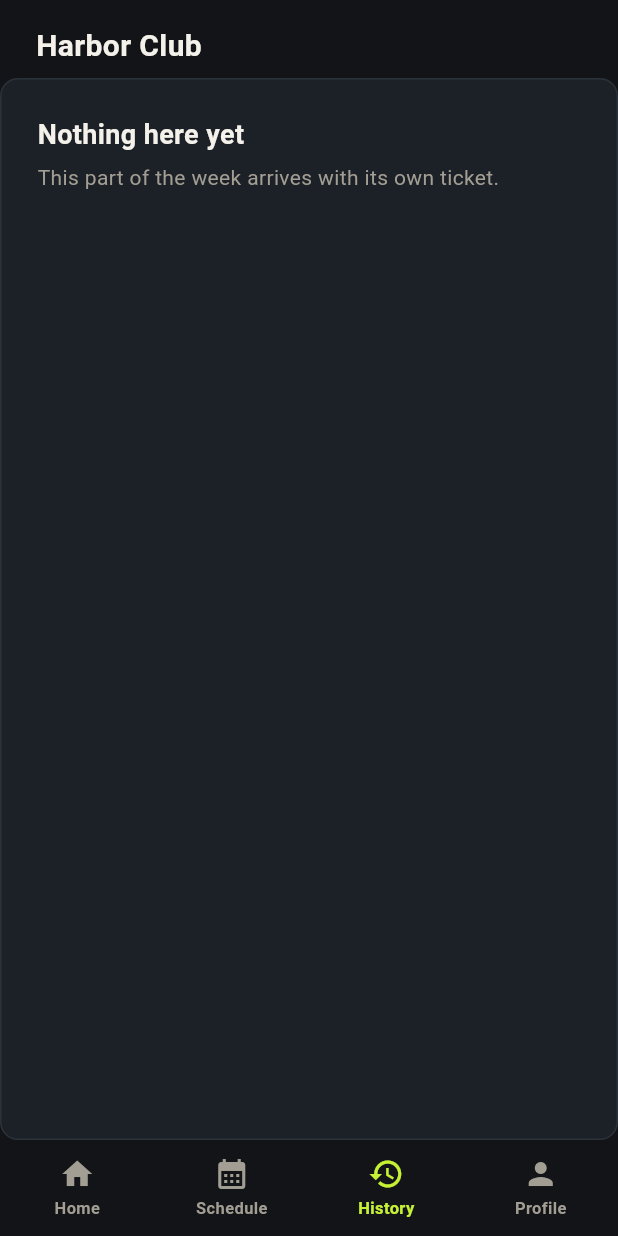
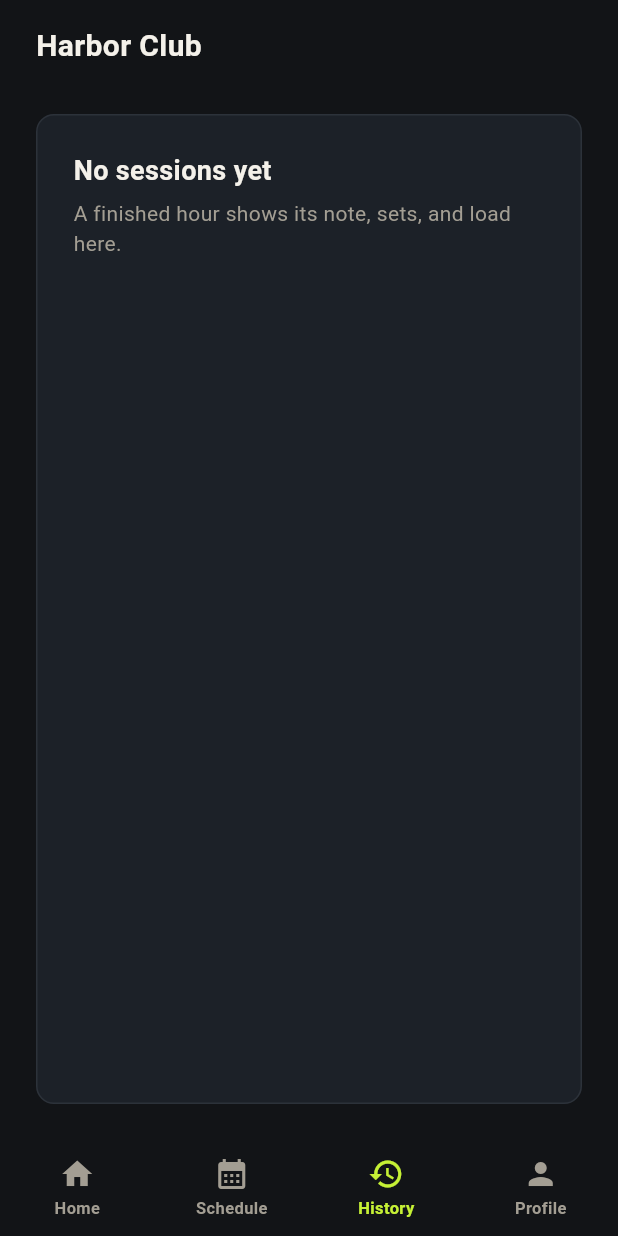
Before and after one commit to vickydk/weekset, a Flutter app: the RoleShell screen opened directly, item 3 of the bottom bar chosen, on a phone screen of 412 x 824 dp. Run offline on Flutter 3.47's test engine with Material 3 defaults, Android fonts, the phone set to English and light mode, and no system bars; our stand-ins replace flutter_secure_storage; missing offline and left inert: widgetbook; accounts and stored records are empty.

Commit message:
Let a client read their own session log, with no way to edit it.
Co-authored-by: Cursor <cursoragent@cursor.com>

```diff
--- /dev/null
+++ b/lib/features/schedule/session_log.dart
@@ -0,0 +1,29 @@
+/// A finished session the client can read and cannot edit.
+class SessionLogView {
+  const SessionLogView({
+    required this.note,
+    required this.updatedAt,
+    required this.lines,
+  });
+
+  final String note;
+  final String updatedAt;
+  final List<String> lines;
+
+  factory SessionLogView.fromJson(Map<String, dynamic> json) {
+    final lines = <String>[];
+    for (final raw in json['exercises'] as List<dynamic>? ?? []) {
+      final exercise = raw as Map<String, dynamic>;
+      final name = exercise['name'] as String? ?? '';
+      for (final setRaw in exercise['sets'] as List<dynamic>? ?? []) {
+        final set = setRaw as Map<String, dynamic>;
+        lines.add('$name  ${set['reps']} × ${set['load']} kg');
+      }
+    }
+    return SessionLogView(
+      note: json['note'] as String? ?? '',
+      updatedAt: json['updated_at'] as String? ?? '',
+      lines: lines,
+    );
+  }
+}
--- a/lib/features/shell/role_shell.dart
+++ b/lib/features/shell/role_shell.dart
@@ -17,6 +17,7 @@ import '../schedule/availability_screen.dart';
 import '../schedule/availability_week.dart';
 import '../schedule/client_week.dart';
 import '../schedule/client_week_screen.dart';
+import '../schedule/history_screen.dart';
 import '../schedule/inbox.dart';
 import '../schedule/timetable.dart';
 
@@ -285,6 +286,17 @@ class _RoleShellState extends State<RoleShell> {
                 child: ClientWeek(open: [], bookings: []),
               )
             : ClientWeekScreen(session: widget.session),
+      AppRouter.clientHistory =>
+        widget.preview != null
+            ? const Padding(
+                padding: EdgeInsets.all(24),
+                child: EmptyState(
+                  title: 'No sessions yet',
+                  message:
+                      'A finished hour shows its note, sets, and load here.',
+                ),
+              )
+            : HistoryScreen(session: widget.session),
       AppRouter.managerSchedule =>
         widget.preview != null
             ? const Padding(
```
Also changed, not shown: lib/features/auth/auth_api.dart (+20 -0 lines), lib/features/schedule/history_screen.dart (added, +127 -0 lines), 1 other file.
